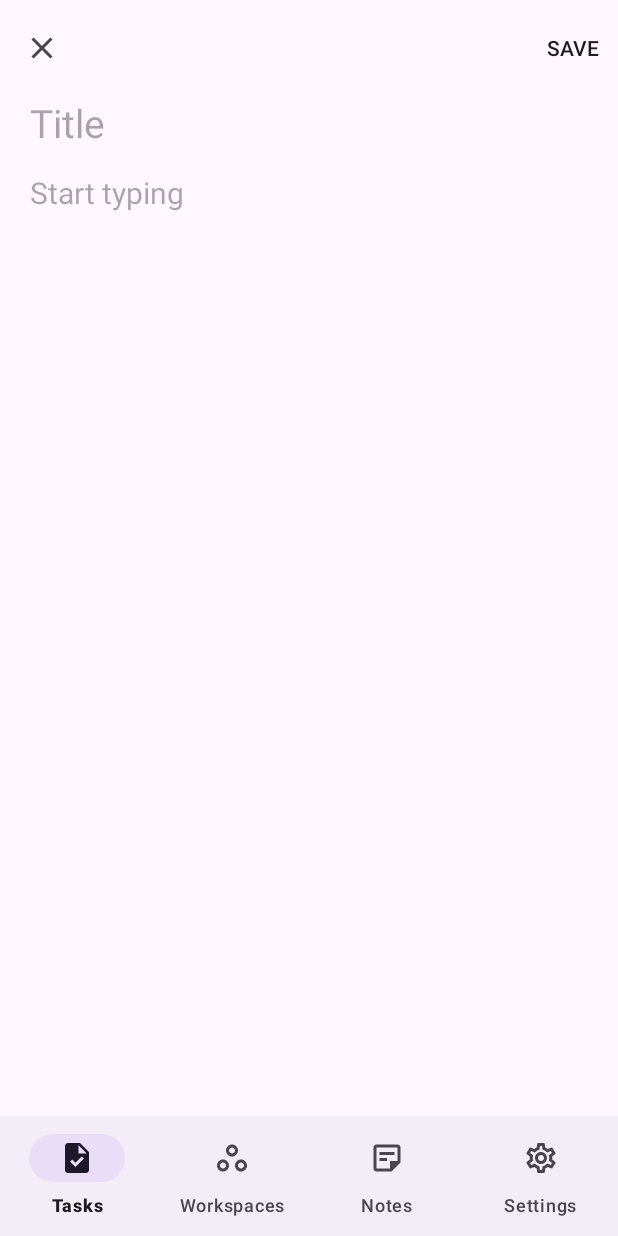
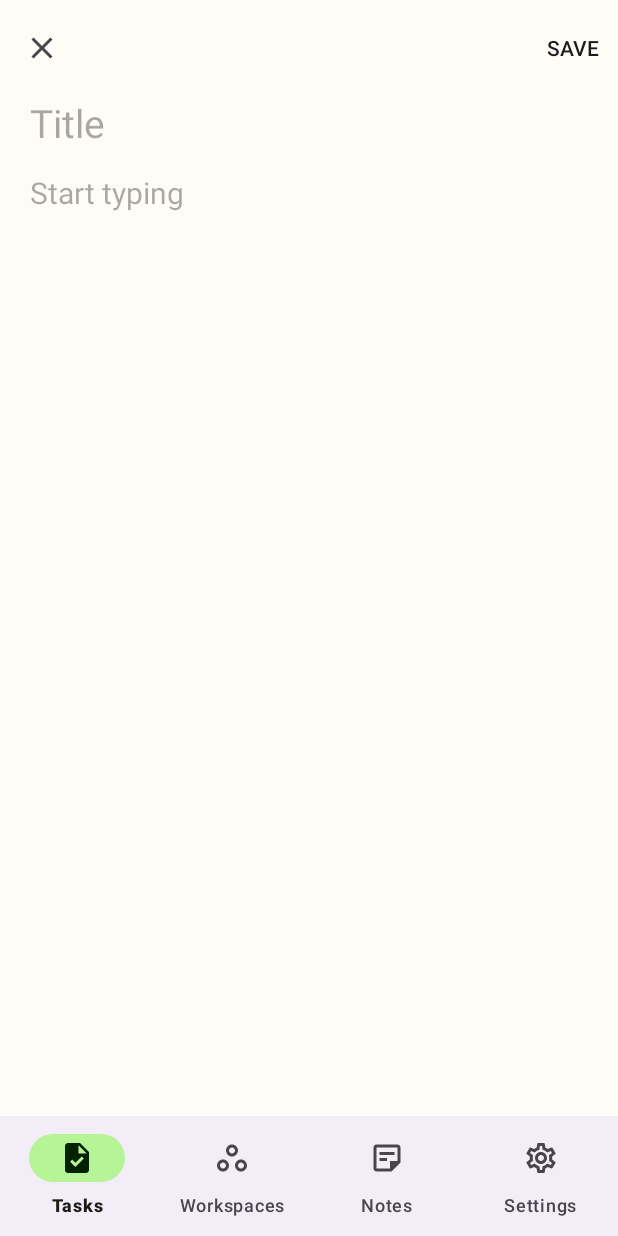
Before and after one commit to ArtemBurakov/todo, an Android app: the NotesFragment screen opened directly, with no data from a screen before it, after a tap on "New note", on a phone screen of 412 x 824 dp. Run offline under Robolectric (Android 15) with nearby library versions, the phone set to English and light mode, and no system bars; our stand-ins replace navigation-ui; 1 statement that could not run was skipped.

Commit message:
Updated workspaces/notes layouts. Implemented new color theme.

```diff
--- a/app/src/main/java/com/example/todo/adapters/TasksAdapter.java
+++ b/app/src/main/java/com/example/todo/adapters/TasksAdapter.java
@@ -48,46 +48,46 @@ public class TasksAdapter extends RecyclerView.Adapter<TasksAdapter.TaskViewHold
 
         holder.taskName.setText(task.getName());
         holder.taskText.setText(task.getText());
-        holder.doneTask.setOnClickListener(new View.OnClickListener() {
-            @Override
-            public void onClick(View view) {
-                // Remove item from list
-                tasksArrayList.remove(position);
-                notifyItemRemoved(position);
-                notifyItemRangeChanged(position, tasksArrayList.size());
-
-                // Update task
-                task.setStatus(TasksDatabaseHelper.statusDone);
-                task.setSync_status(1);
-                tasksDatabaseHelper.updateTask(task);
-            }
-        });
-        holder.deleteTask.setOnClickListener(new View.OnClickListener() {
-            @Override
-            public void onClick(View v) {
-                // Remove item from list
-                tasksArrayList.remove(position);
-                notifyItemRemoved(position);
-                notifyItemRangeChanged(position, tasksArrayList.size());
-
-                // Update task
-                task.setStatus(TasksDatabaseHelper.statusDeleted);
-                task.setSync_status(1);
-                tasksDatabaseHelper.updateTask(task);
-            }
-        });
+//        holder.doneTask.setOnClickListener(new View.OnClickListener() {
+//            @Override
+//            public void onClick(View view) {
+//                // Remove item from list
+//                tasksArrayList.remove(position);
+//                notifyItemRemoved(position);
+//                notifyItemRangeChanged(position, tasksArrayList.size());
+//
+//                // Update task
+//                task.setStatus(TasksDatabaseHelper.statusDone);
+//                task.setSync_status(1);
+//                tasksDatabaseHelper.updateTask(task);
+//            }
+//        });
+//        holder.deleteTask.setOnClickListener(new View.OnClickListener() {
+//            @Override
+//            public void onClick(View v) {
+//                // Remove item from list
+//                tasksArrayList.remove(position);
+//                notifyItemRemoved(position);
+//                notifyItemRangeChanged(position, tasksArrayList.size());
+//
+//                // Update task
+//                task.setStatus(TasksDatabaseHelper.statusDeleted);
+//                task.setSync_status(1);
+//                tasksDatabaseHelper.updateTask(task);
+//            }
+//        });
     }
 
     public static class TaskViewHolder extends RecyclerView.ViewHolder implements View.OnClickListener {
 
-        Button doneTask, deleteTask;
+        //Button doneTask, deleteTask;
         TextView taskName, taskText;
         OnTaskListener onTaskListener;
 
         public TaskViewHolder(@NonNull View itemView, OnTaskListener onTaskListener) {
             super(itemView);
-            doneTask = itemView.findViewById(R.id.doneTaskButton);
-            deleteTask = itemView.findViewById(R.id.deleteTaskButton);
+//            doneTask = itemView.findViewById(R.id.doneTaskButton);
+//            deleteTask = itemView.findViewById(R.id.deleteTaskButton);
             taskName = itemView.findViewById(R.id.taskName);
             taskText = itemView.findViewById(R.id.taskText);
             this.onTaskListener = onTaskListener;
--- a/app/src/main/java/com/example/todo/ui/notes/NotesFragment.java
+++ b/app/src/main/java/com/example/todo/ui/notes/NotesFragment.java
@@ -24,8 +24,9 @@ import androidx.annotation.Nullable;
 import androidx.fragment.app.Fragment;
 import androidx.localbroadcastmanager.content.LocalBroadcastManager;
 import androidx.navigation.Navigation;
-import androidx.recyclerview.widget.LinearLayoutManager;
+import androidx.recyclerview.widget.GridLayoutManager;
 import androidx.recyclerview.widget.RecyclerView;
+import androidx.recyclerview.widget.StaggeredGridLayoutManager;
 import androidx.swiperefreshlayout.widget.SwipeRefreshLayout;
 
 import com.example.todo.MainActivity;
@@ -70,7 +71,7 @@ public class NotesFragment extends Fragment implements TasksAdapter.OnTaskListen
         swipeContainer.setRefreshing(false);
     }
 
-    private BroadcastReceiver receiver = new BroadcastReceiver() {
+    private final BroadcastReceiver receiver = new BroadcastReceiver() {
         @Override
         public void onReceive(Context context, Intent intent) {
             String action = intent.getAction();
@@ -135,7 +136,7 @@ public class NotesFragment extends Fragment implements TasksAdapter.OnTaskListen
 
         // Setting LayoutManager
         recyclerView.setHasFixedSize(true);
-        recyclerView.setLayoutManager(new LinearLayoutManager(context));
+        recyclerView.setLayoutManager(new StaggeredGridLayoutManager(2, StaggeredGridLayoutManager.VERTICAL));
 
         // Create the adapter to convert the array to views
         tasksAdapter = new TasksAdapter(tasksArray, context, this);
@@ -161,7 +162,7 @@ public class NotesFragment extends Fragment implements TasksAdapter.OnTaskListen
         ArrayList<Task> newTasksArray = tasksDatabaseHelper.getActiveTasks();
         tasksAdapter.updateTasksArrayList(newTasksArray);
         if (!recyclerView.canScrollVertically(-1)) {
-            LinearLayoutManager layoutManager = (LinearLayoutManager) recyclerView.getLayoutManager();
+            StaggeredGridLayoutManager layoutManager = (StaggeredGridLayoutManager) recyclerView.getLayoutManager();
             if (layoutManager != null) {
                 layoutManager.scrollToPositionWithOffset(0, 0);
             }
--- a/app/src/main/java/com/example/todo/ui/workspace/WorkspaceFragment.java
+++ b/app/src/main/java/com/example/todo/ui/workspace/WorkspaceFragment.java
@@ -25,6 +25,7 @@ import androidx.localbroadcastmanager.content.LocalBroadcastManager;
 import androidx.navigation.Navigation;
 import androidx.recyclerview.widget.LinearLayoutManager;
 import androidx.recyclerview.widget.RecyclerView;
+import androidx.recyclerview.widget.StaggeredGridLayoutManager;
 import androidx.swiperefreshlayout.widget.SwipeRefreshLayout;
 
 import com.example.todo.MainActivity;
@@ -175,7 +176,7 @@ public class WorkspaceFragment extends Fragment implements TasksAdapter.OnTaskLi
 
         // Setting LayoutManager
         recyclerView.setHasFixedSize(true);
-        recyclerView.setLayoutManager(new LinearLayoutManager(context));
+        recyclerView.setLayoutManager(new StaggeredGridLayoutManager(2, StaggeredGridLayoutManager.VERTICAL));
 
         // Create the adapter to convert the array to views
         tasksAdapter = new TasksAdapter(tasksArray, context, this);
@@ -200,7 +201,7 @@ public class WorkspaceFragment extends Fragment implements TasksAdapter.OnTaskLi
         ArrayList<Task> newTasksArray = tasksDatabaseHelper.getBoardTasks(MainActivity.selectedBoard.getId());
         tasksAdapter.updateTasksArrayList(newTasksArray);
         if (!recyclerView.canScrollVertically(-1)) {
-            LinearLayoutManager layoutManager = (LinearLayoutManager) recyclerView.getLayoutManager();
+            StaggeredGridLayoutManager layoutManager = (StaggeredGridLayoutManager) recyclerView.getLayoutManager();
             if (layoutManager != null) {
                 layoutManager.scrollToPositionWithOffset(0, 0);
             }
--- a/app/src/main/java/com/example/todo/ui/workspaces/WorkspacesFragment.java
+++ b/app/src/main/java/com/example/todo/ui/workspaces/WorkspacesFragment.java
@@ -8,7 +8,6 @@ import static com.example.todo.MainActivity.selectedBoardToolbar;
 import static com.example.todo.MainActivity.selectedTaskToolbar;
 import static com.example.todo.MainActivity.settingsToolbar;
 import static com.example.todo.MainActivity.showKeyboard;
-import static com.example.todo.MainActivity.startSync;
 import static com.example.todo.MainActivity.tasksToolbar;
 import static com.example.todo.MainActivity.workspacesToolbar;
 
@@ -21,21 +20,16 @@ import android.os.Bundle;
 import android.text.Editable;
 import android.text.TextUtils;
 import android.text.TextWatcher;
-import android.util.Log;
 import android.view.LayoutInflater;
-import android.view.MenuItem;
 import android.view.View;
 import android.view.ViewGroup;
-import android.view.WindowManager;
 
 import androidx.annotation.NonNull;
 import androidx.annotation.Nullable;
 import androidx.appcompat.app.AlertDialog;
-import androidx.appcompat.widget.Toolbar;
 import androidx.fragment.app.Fragment;
 import androidx.localbroadcastmanager.content.LocalBroadcastManager;
 import androidx.navigation.Navigation;
-import androidx.recyclerview.widget.GridLayoutManager;
 import androidx.recyclerview.widget.LinearLayoutManager;
 import androidx.recyclerview.widget.RecyclerView;
 import androidx.swiperefreshlayout.widget.SwipeRefreshLayout;
@@ -150,7 +144,7 @@ public class WorkspacesFragment extends Fragment implements BoardsAdapter.OnBoar
 
         // Setting GridLayoutManager
         boardRecyclerView.setHasFixedSize(true);
-        boardRecyclerView.setLayoutManager(new GridLayoutManager(context, 2));
+        boardRecyclerView.setLayoutManager(new LinearLayoutManager(context));
 
         // Create the adapter to convert the array to views
         boardsAdapter = new BoardsAdapter(boardsArray, context, this);
--- a/app/src/main/res/drawable/ic_baseline_dashboard_24.xml
+++ b/app/src/main/res/drawable/ic_baseline_dashboard_24.xml
@@ -5,6 +5,6 @@
     android:viewportHeight="24"
     android:tint="?attr/colorControlNormal">
   <path
-      android:fillColor="@color/black"
+      android:fillColor="@color/md_theme_dark_background"
       android:pathData="M3,13h8L11,3L3,3v10zM3,21h8v-6L3,15v6zM13,21h8L21,11h-8v10zM13,3v6h8L21,3h-8z"/>
 </vector>
--- a/app/src/main/res/layout/item_task.xml
+++ b/app/src/main/res/layout/item_task.xml
@@ -1,5 +1,7 @@
 <?xml version="1.0" encoding="utf-8"?>
-<com.google.android.material.card.MaterialCardView android:id="@+id/card"
+<com.google.android.material.card.MaterialCardView
+    android:id="@+id/card"
+    style="?attr/materialCardViewElevatedStyle"
     android:layout_width="match_parent"
     android:layout_height="wrap_content"
     android:layout_margin="8dp"
@@ -35,27 +37,27 @@
         </LinearLayout>
 
         <!-- Buttons -->
-        <LinearLayout
-            android:layout_width="wrap_content"
-            android:layout_height="wrap_content"
-            android:layout_margin="8dp"
-            android:orientation="horizontal">
-            <com.google.android.material.button.MaterialButton
-                android:id="@+id/doneTaskButton"
-                android:layout_width="wrap_content"
-                android:layout_height="wrap_content"
-                android:layout_marginEnd="8dp"
-                android:text="Done"
-                style="?attr/borderlessButtonStyle"
-                />
-            <com.google.android.material.button.MaterialButton
-                android:id="@+id/deleteTaskButton"
-                android:layout_width="wrap_content"
-                android:layout_height="wrap_content"
-                android:text="Delete"
-                style="?attr/borderlessButtonStyle"
-                />
-        </LinearLayout>
+<!--        <LinearLayout-->
+<!--            android:layout_width="wrap_content"-->
+<!--            android:layout_height="wrap_content"-->
+<!--            android:layout_margin="8dp"-->
+<!--            android:orientation="horizontal">-->
+<!--            <com.google.android.material.button.MaterialButton-->
+<!--                android:id="@+id/doneTaskButton"-->
+<!--                android:layout_width="wrap_content"-->
+<!--                android:layout_height="wrap_content"-->
+<!--                android:layout_marginEnd="8dp"-->
+<!--                android:text="Done"-->
+<!--                style="?attr/borderlessButtonStyle"-->
+<!--                />-->
+<!--            <com.google.android.material.button.MaterialButton-->
+<!--                android:id="@+id/deleteTaskButton"-->
+<!--                android:layout_width="wrap_content"-->
+<!--                android:layout_height="wrap_content"-->
+<!--                android:text="Delete"-->
+<!--                style="?attr/borderlessButtonStyle"-->
+<!--                />-->
+<!--        </LinearLayout>-->
 
     </LinearLayout>
 
--- a/app/src/main/res/layout/item_workspace.xml
+++ b/app/src/main/res/layout/item_workspace.xml
@@ -1,7 +1,6 @@
 <?xml version="1.0" encoding="utf-8"?>
 <com.google.android.material.card.MaterialCardView
     xmlns:android="http://schemas.android.com/apk/res/android"
-    xmlns:app="http://schemas.android.com/apk/res-auto"
     android:id="@+id/boardView"
     android:layout_width="match_parent"
     android:layout_height="wrap_content"
@@ -13,12 +12,12 @@
         android:orientation="vertical">
 
         <!-- Media -->
-        <ImageView
-            android:layout_width="match_parent"
-            android:layout_height="194dp"
-            app:srcCompat="@drawable/media"
-            android:scaleType="centerCrop"
-            />
+<!--        <ImageView-->
+<!--            android:layout_width="96dp"-->
+<!--            android:layout_height="96dp"-->
+<!--            app:srcCompat="@drawable/folder"-->
+<!--            android:scaleType="center"-->
+<!--            />-->
 
         <LinearLayout
             android:layout_width="match_parent"
@@ -37,7 +36,6 @@
 <!--                android:layout_width="wrap_content"-->
 <!--                android:layout_height="wrap_content"-->
 <!--                android:layout_marginTop="8dp"-->
-<!--                android:text="Secondary text"-->
 <!--                android:textAppearance="?attr/textAppearanceBody2"-->
 <!--                android:textColor="?android:attr/textColorSecondary"-->
 <!--                />-->
--- a/app/src/main/res/values-night/themes.xml
+++ b/app/src/main/res/values-night/themes.xml
@@ -1,17 +1,33 @@
 <resources xmlns:tools="http://schemas.android.com/tools">
-    <!-- Base application theme. -->
-    <style name="Theme.MyApplication" parent="Theme.Material3.DayNight.NoActionBar">
-        <!-- Primary brand color. -->
-        <item name="colorPrimary">@color/purple_200</item>
-        <item name="colorPrimaryVariant">@color/purple_700</item>
-        <item name="colorOnPrimary">@color/black</item>
-        <!-- Secondary brand color. -->
-        <item name="colorSecondary">@color/teal_200</item>
-        <item name="colorSecondaryVariant">@color/teal_200</item>
-        <item name="colorOnSecondary">@color/black</item>
-        <!-- Status bar color. -->
-        <item name="android:statusBarColor" tools:targetApi="l">?attr/colorPrimaryVariant</item>
-        <!-- Customize your theme here. -->
+    <style name="Theme.MyApplication" parent="Theme.Material3.Dark.NoActionBar">
+        <item name="colorPrimary">@color/md_theme_dark_primary</item>
+        <item name="colorOnPrimary">@color/md_theme_dark_onPrimary</item>
+        <item name="colorPrimaryContainer">@color/md_theme_dark_primaryContainer</item>
+        <item name="colorOnPrimaryContainer">@color/md_theme_dark_onPrimaryContainer</item>
+        <item name="colorSecondary">@color/md_theme_dark_secondary</item>
+        <item name="colorOnSecondary">@color/md_theme_dark_onSecondary</item>
+        <item name="colorSecondaryContainer">@color/md_theme_dark_secondaryContainer</item>
+        <item name="colorOnSecondaryContainer">@color/md_theme_dark_onSecondaryContainer</item>
+        <item name="colorTertiary">@color/md_theme_dark_tertiary</item>
+        <item name="colorOnTertiary">@color/md_theme_dark_onTertiary</item>
+        <item name="colorTertiaryContainer">@color/md_theme_dark_tertiaryContainer</item>
+        <item name="colorOnTertiaryContainer">@color/md_theme_dark_onTertiaryContainer</item>
+        <item name="colorError">@color/md_theme_dark_error</item>
+        <item name="colorErrorContainer">@color/md_theme_dark_errorContainer</item>
+        <item name="colorOnError">@color/md_theme_dark_onError</item>
+        <item name="colorOnErrorContainer">@color/md_theme_dark_onErrorContainer</item>
+        <item name="android:colorBackground">@color/md_theme_dark_background</item>
+        <item name="colorOnBackground">@color/md_theme_dark_onBackground</item>
+        <item name="colorSurface">@color/md_theme_dark_surface</item>
+        <item name="colorOnSurface">@color/md_theme_dark_onSurface</item>
+        <item name="colorSurfaceVariant">@color/md_theme_dark_surfaceVariant</item>
+        <item name="colorOnSurfaceVariant">@color/md_theme_dark_onSurfaceVariant</item>
+        <item name="colorOutline">@color/md_theme_dark_outline</item>
+        <item name="colorOnSurfaceInverse">@color/md_theme_dark_inverseOnSurface</item>
+        <item name="colorSurfaceInverse">@color/md_theme_dark_inverseSurface</item>
+<!--        <item name="colorInversePrimary">@color/md_theme_dark_inversePrimary</item>-->
+<!--        <item name="colorShadow">@color/md_theme_dark_shadow</item>-->
+        <item name="colorPrimaryInverse">@color/md_theme_dark_primaryInverse</item>
     </style>
 
     <style name="NoTitle">
--- a/app/src/main/res/values/colors.xml
+++ b/app/src/main/res/values/colors.xml
@@ -1,10 +1,59 @@
 <?xml version="1.0" encoding="utf-8"?>
 <resources>
-    <color name="purple_200">#FFBB86FC</color>
-    <color name="purple_500">#dd2c00</color>
-    <color name="purple_700">#a30000</color>
-    <color name="teal_200">#ffab91</color>
-    <color name="teal_700">#FF018786</color>
-    <color name="black">#FF000000</color>
-    <color name="white">#FFFFFFFF</color>
+    <color name="md_theme_light_primary">#386A20</color>
+    <color name="md_theme_light_onPrimary">#FFFFFF</color>
+    <color name="md_theme_light_primaryContainer">#B8F397</color>
+    <color name="md_theme_light_onPrimaryContainer">#042100</color>
+    <color name="md_theme_light_secondary">#376A1F</color>
+    <color name="md_theme_light_onSecondary">#FFFFFF</color>
+    <color name="md_theme_light_secondaryContainer">#B7F397</color>
+    <color name="md_theme_light_onSecondaryContainer">#042100</color>
+    <color name="md_theme_light_tertiary">#006C53</color>
+    <color name="md_theme_light_onTertiary">#FFFFFF</color>
+    <color name="md_theme_light_tertiaryContainer">#81F8D1</color>
+    <color name="md_theme_light_onTertiaryContainer">#002117</color>
+    <color name="md_theme_light_error">#B3261E</color>
+    <color name="md_theme_light_errorContainer">#F9DEDC</color>
+    <color name="md_theme_light_onError">#FFFFFF</color>
+    <color name="md_theme_light_onErrorContainer">#410E0B</color>
+    <color name="md_theme_light_background">#FDFDF5</color>
+    <color name="md_theme_light_onBackground">#1A1C17</color>
+    <color name="md_theme_light_surface">#FDFDF5</color>
+    <color name="md_theme_light_onSurface">#1A1C17</color>
+    <color name="md_theme_light_surfaceVariant">#E7E0EC</color>
+    <color name="md_theme_light_onSurfaceVariant">#49454F</color>
+    <color name="md_theme_light_outline">#79747E</color>
+    <color name="md_theme_light_inverseOnSurface">#F1F1EA</color>
+    <color name="md_theme_light_inverseSurface">#2F312C</color>
+    <color name="md_theme_light_inversePrimary">#9CD67D</color>
+    <color name="md_theme_light_shadow">#000000</color>
+    <color name="md_theme_light_primaryInverse">#9CD67D</color>
+    <color name="md_theme_dark_primary">#9CD67D</color>
+    <color name="md_theme_dark_onPrimary">#0C3900</color>
+    <color name="md_theme_dark_primaryContainer">#205107</color>
+    <color name="md_theme_dark_onPrimaryContainer">#B8F397</color>
+    <color name="md_theme_dark_secondary">#9DD67E</color>
+    <color name="md_theme_dark_onSecondary">#0C3900</color>
+    <color name="md_theme_dark_secondaryContainer">#205107</color>
+    <color name="md_theme_dark_onSecondaryContainer">#B7F397</color>
+    <color name="md_theme_dark_tertiary">#62DBB5</color>
+    <color name="md_theme_dark_onTertiary">#003829</color>
+    <color name="md_theme_dark_tertiaryContainer">#00513D</color>
+    <color name="md_theme_dark_onTertiaryContainer">#81F8D1</color>
+    <color name="md_theme_dark_error">#F2B8B5</color>
+    <color name="md_theme_dark_errorContainer">#8C1D18</color>
+    <color name="md_theme_dark_onError">#601410</color>
+    <color name="md_theme_dark_onErrorContainer">#F9DEDC</color>
+    <color name="md_theme_dark_background">#1A1C17</color>
+    <color name="md_theme_dark_onBackground">#E3E3DC</color>
+    <color name="md_theme_dark_surface">#1A1C17</color>
+    <color name="md_theme_dark_onSurface">#E3E3DC</color>
+    <color name="md_theme_dark_surfaceVariant">#49454F</color>
+    <color name="md_theme_dark_onSurfaceVariant">#CAC4D0</color>
+    <color name="md_theme_dark_outline">#938F99</color>
+    <color name="md_theme_dark_inverseOnSurface">#1A1C17</color>
+    <color name="md_theme_dark_inverseSurface">#E3E3DC</color>
+    <color name="md_theme_dark_inversePrimary">#386A20</color>
+    <color name="md_theme_dark_shadow">#000000</color>
+    <color name="md_theme_dark_primaryInverse">#386A20</color>
 </resources>
--- a/app/src/main/res/values/themes.xml
+++ b/app/src/main/res/values/themes.xml
@@ -1,19 +1,33 @@
 <resources xmlns:tools="http://schemas.android.com/tools">
-    <!-- Base application theme. -->
-    <style name="Theme.MyApplication" parent="Theme.Material3.DayNight.NoActionBar">
-        <!-- Primary brand color. -->
-        <item name="colorPrimary">@color/purple_500</item>
-        <item name="colorPrimaryVariant">@color/purple_700</item>
-        <item name="colorOnPrimary">@color/white</item>
-        <!-- Secondary brand color. -->
-        <item name="colorSecondary">@color/teal_200</item>
-        <item name="colorSecondaryVariant">@color/teal_700</item>
-        <item name="colorOnSecondary">@color/black</item>
-        <!-- Status bar color. -->
-        <item name="android:statusBarColor" tools:targetApi="l">?attr/colorPrimaryVariant</item>
-        <!-- Customize your theme here. -->
-
-
+    <style name="Theme.MyApplication" parent="Theme.Material3.Light.NoActionBar">
+        <item name="colorPrimary">@color/md_theme_light_primary</item>
+        <item name="colorOnPrimary">@color/md_theme_light_onPrimary</item>
+        <item name="colorPrimaryContainer">@color/md_theme_light_primaryContainer</item>
+        <item name="colorOnPrimaryContainer">@color/md_theme_light_onPrimaryContainer</item>
+        <item name="colorSecondary">@color/md_theme_light_secondary</item>
+        <item name="colorOnSecondary">@color/md_theme_light_onSecondary</item>
+        <item name="colorSecondaryContainer">@color/md_theme_light_secondaryContainer</item>
+        <item name="colorOnSecondaryContainer">@color/md_theme_light_onSecondaryContainer</item>
+        <item name="colorTertiary">@color/md_theme_light_tertiary</item>
+        <item name="colorOnTertiary">@color/md_theme_light_onTertiary</item>
+        <item name="colorTertiaryContainer">@color/md_theme_light_tertiaryContainer</item>
+        <item name="colorOnTertiaryContainer">@color/md_theme_light_onTertiaryContainer</item>
+        <item name="colorError">@color/md_theme_light_error</item>
+        <item name="colorErrorContainer">@color/md_theme_light_errorContainer</item>
+        <item name="colorOnError">@color/md_theme_light_onError</item>
+        <item name="colorOnErrorContainer">@color/md_theme_light_onErrorContainer</item>
+        <item name="android:colorBackground">@color/md_theme_light_background</item>
+        <item name="colorOnBackground">@color/md_theme_light_onBackground</item>
+        <item name="colorSurface">@color/md_theme_light_surface</item>
+        <item name="colorOnSurface">@color/md_theme_light_onSurface</item>
+        <item name="colorSurfaceVariant">@color/md_theme_light_surfaceVariant</item>
+        <item name="colorOnSurfaceVariant">@color/md_theme_light_onSurfaceVariant</item>
+        <item name="colorOutline">@color/md_theme_light_outline</item>
+        <item name="colorOnSurfaceInverse">@color/md_theme_light_inverseOnSurface</item>
+        <item name="colorSurfaceInverse">@color/md_theme_light_inverseSurface</item>
+<!--        <item name="colorInversePrimary">@color/md_theme_light_inversePrimary</item>-->
+<!--        <item name="colorShadow">@color/md_theme_light_shadow</item>-->
+        <item name="colorPrimaryInverse">@color/md_theme_light_primaryInverse</item>
     </style>
 
     <style name="NoTitle">
```
